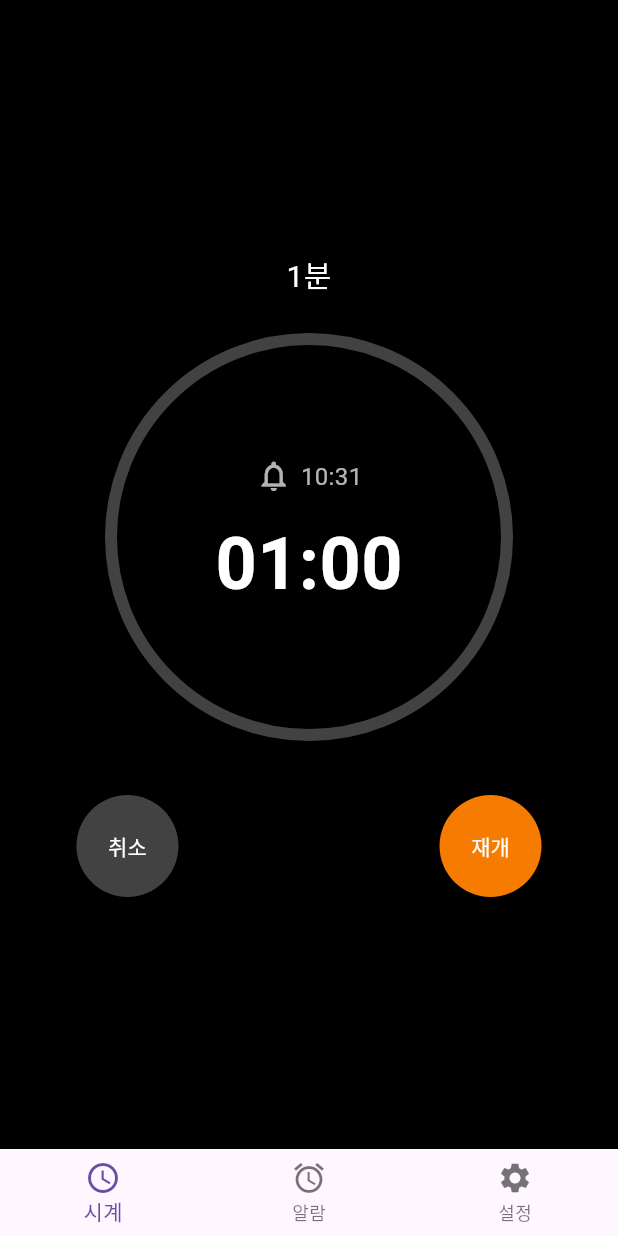
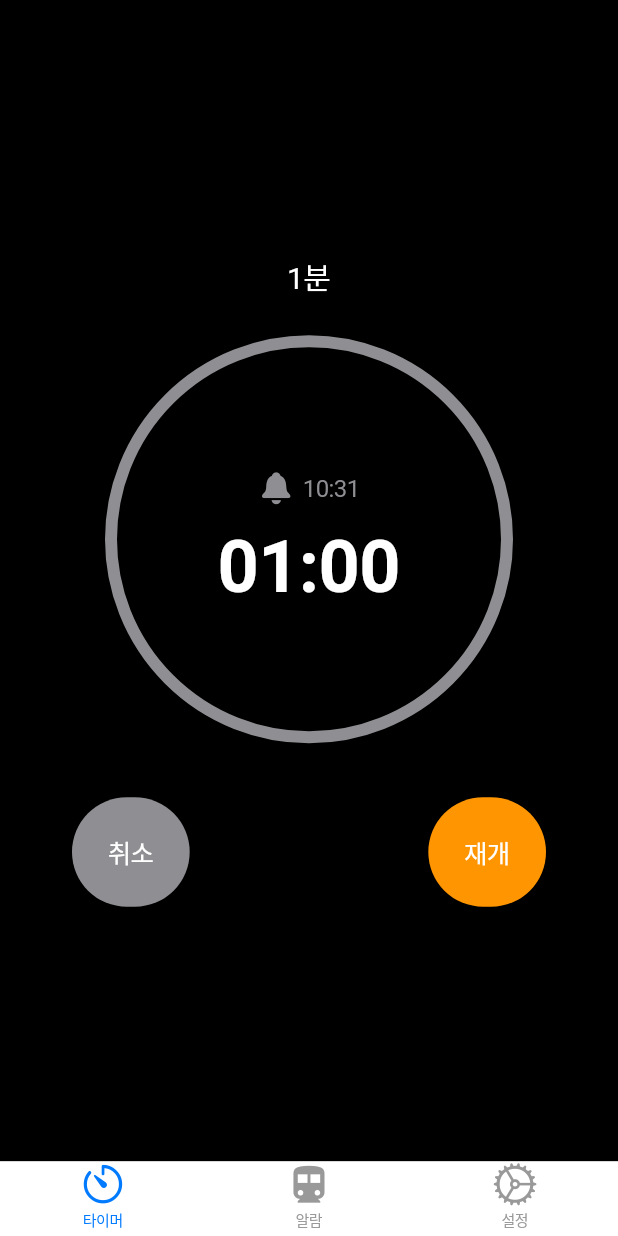
Before and after one commit to easyseong/jjokjam-alarm, a Flutter app: the screen it shows after launch, on a phone screen of 412 x 824 dp. Run offline on Flutter 3.47's test engine with Material 3 defaults, Android fonts, the phone set to English and light mode, and no system bars; our stand-ins replace flutter_riverpod, vibration.

Commit message:
아이폰스타일 적용 (CupertinoApp사용)

```diff
--- a/lib/layout/root_scaffold.dart
+++ b/lib/layout/root_scaffold.dart
@@ -1,8 +1,9 @@
-import 'package:flutter/material.dart';
+import 'package:flutter/cupertino.dart';
+
 import '../pages/main/main_page.dart';
+import '../pages/settings/settings_page.dart';
 import '../pages/subway/select_line_page.dart';
 import '../pages/subway/subway_line_page.dart';
-import '../pages/settings/settings_page.dart';
 
 class RootScaffold extends StatefulWidget {
   const RootScaffold({super.key});
@@ -12,45 +13,61 @@ class RootScaffold extends StatefulWidget {
 }
 
 class _RootScaffoldState extends State<RootScaffold> {
-  int _selectedTabIndex = 0;
-  Widget _currentPage = const MainPage();
+  int _selectedTabIndex = 0; // 현재 선택된 하단 탭 인덱스
+  late Widget _subwayTab; // 보여줄 페이지
 
+  @override
+  void initState() {
+    // 위젯 처음 생성시 호출
+    super.initState();
+    _subwayTab = SelectLinePage(onLineSelected: _onLineSelected);
+  }
+
+  // 지하철 노선을 선택하면 호출 (_subwayTab을 해당 노선의 페이지로 교체하고 UI를 다시 렌더링)
   void _onLineSelected(String line) {
     setState(() {
-      _currentPage = SubwayLinePage(line: line);
-    });
-  }
-
-  void _onBottomNavTap(int index) {
-    setState(() {
-      _selectedTabIndex = index;
-      switch (index) {
-        case 0:
-          _currentPage = const MainPage();
-          break;
-        case 1:
-          _currentPage = SelectLinePage(onLineSelected: _onLineSelected);
-          break;
-        case 2:
-          _currentPage = const SettingsPage();
-          break;
-      }
+      _subwayTab = SubwayLinePage(line: line);
     });
   }
 
   @override
   Widget build(BuildContext context) {
-    return Scaffold(
-      body: _currentPage,
-      bottomNavigationBar: BottomNavigationBar(
+    return CupertinoTabScaffold(
+      tabBar: CupertinoTabBar(
+        backgroundColor: CupertinoColors.systemBackground,
         currentIndex: _selectedTabIndex,
-        onTap: _onBottomNavTap,
+        onTap: (index) {
+          setState(() {
+            _selectedTabIndex = index;
+          });
+        },
         items: const [
-          BottomNavigationBarItem(icon: Icon(Icons.access_time), label: '시계'),
-          BottomNavigationBarItem(icon: Icon(Icons.alarm), label: '알람'),
-          BottomNavigationBarItem(icon: Icon(Icons.settings), label: '설정'),
+          BottomNavigationBarItem(
+            icon: Icon(CupertinoIcons.timer),
+            label: '타이머',
+          ),
+          BottomNavigationBarItem(
+            icon: Icon(CupertinoIcons.train_style_one),
+            label: '알람',
+          ),
+          BottomNavigationBarItem(
+            icon: Icon(CupertinoIcons.settings),
+            label: '설정',
+          ),
         ],
       ),
+      tabBuilder: (context, index) {
+        switch (index) {
+          case 0:
+            return const MainPage();
+          case 1:
+            return _subwayTab;
+          case 2:
+            return const SettingsPage();
+          default:
+            return const MainPage();
+        }
+      },
     );
   }
 }
--- a/lib/main.dart
+++ b/lib/main.dart
@@ -1,4 +1,4 @@
-import 'package:flutter/material.dart';
+import 'package:flutter/cupertino.dart';
 import 'package:flutter_riverpod/flutter_riverpod.dart';
 
 import 'pages/splash/splash_page.dart';
@@ -12,9 +12,12 @@ class MyApp extends StatelessWidget {
 
   @override
   Widget build(BuildContext context) {
-    return MaterialApp(
+    return CupertinoApp(
       title: 'Subway Alarm App',
-      theme: ThemeData(primarySwatch: Colors.blue),
+      theme: const CupertinoThemeData(
+        primaryColor: CupertinoColors.activeBlue,
+        brightness: Brightness.light,
+      ),
       home: const SplashPage(),
     );
   }
--- a/lib/pages/main/main_page.dart
+++ b/lib/pages/main/main_page.dart
@@ -1,4 +1,4 @@
-import 'package:flutter/material.dart';
+import 'package:flutter/cupertino.dart';
 import 'package:flutter_riverpod/flutter_riverpod.dart';
 import 'package:vibration/vibration.dart';
 
@@ -9,15 +9,14 @@ class MainPage extends ConsumerWidget {
   const MainPage({super.key});
 
   void _showCompletionDialog(BuildContext context) {
-    showDialog(
+    showCupertinoDialog(
       context: context,
-      barrierDismissible: false,
       builder:
-          (context) => AlertDialog(
+          (context) => CupertinoAlertDialog(
             title: const Text('알림'),
             content: const Text('일어날 시간이에요!'),
             actions: [
-              TextButton(
+              CupertinoDialogAction(
                 onPressed: () {
                   Vibration.cancel();
                   Navigator.of(context).pop();
@@ -45,21 +44,24 @@ class MainPage extends ConsumerWidget {
     final formatted = timerState.remaining.toString().substring(2, 7);
     final alarmTime = timerState.alarmTime;
 
-    return Scaffold(
-      backgroundColor: Colors.black,
-      body: SafeArea(
+    return CupertinoPageScaffold(
+      backgroundColor: CupertinoColors.black,
+      child: SafeArea(
         child: Column(
           mainAxisAlignment: MainAxisAlignment.center,
           children: [
             Text(
               '${TimerNotifier.initialDuration.inMinutes}분',
-              style: const TextStyle(fontSize: 20, color: Colors.white),
+              style: const TextStyle(
+                fontSize: 20,
+                color: CupertinoColors.white,
+              ),
             ),
             const SizedBox(height: 20),
             CustomPaint(
               painter: TimerPainter(
-                backgroundColor: Colors.grey.shade800,
-                progressColor: Colors.orange,
+                backgroundColor: CupertinoColors.systemGrey,
+                progressColor: CupertinoColors.activeOrange,
                 progress: timerState.progress,
               ),
               child: SizedBox(
@@ -73,15 +75,15 @@ class MainPage extends ConsumerWidget {
                         mainAxisAlignment: MainAxisAlignment.center,
                         children: [
                           const Icon(
-                            Icons.notifications_none,
-                            color: Colors.white70,
+                            CupertinoIcons.bell_fill,
+                            color: CupertinoColors.systemGrey,
                           ),
                           const SizedBox(width: 6),
                           Text(
                             '${alarmTime.hour.toString().padLeft(2, '0')}:${alarmTime.minute.toString().padLeft(2, '0')}',
                             style: const TextStyle(
                               fontSize: 16,
-                              color: Colors.white70,
+                              color: CupertinoColors.systemGrey,
                             ),
                           ),
                         ],
@@ -92,7 +94,7 @@ class MainPage extends ConsumerWidget {
                         style: const TextStyle(
                           fontSize: 48,
                           fontWeight: FontWeight.bold,
-                          color: Colors.white,
+                          color: CupertinoColors.white,
                         ),
                       ),
                     ],
@@ -106,28 +108,24 @@ class MainPage extends ConsumerWidget {
               child: Row(
                 mainAxisAlignment: MainAxisAlignment.spaceBetween,
                 children: [
-                  ElevatedButton(
+                  CupertinoButton(
+                    padding: const EdgeInsets.all(24),
+                    color: CupertinoColors.systemGrey,
+                    borderRadius: BorderRadius.circular(100),
                     onPressed: () => notifier.cancel(),
-                    style: ElevatedButton.styleFrom(
-                      backgroundColor: Colors.grey[800],
-                      shape: const CircleBorder(),
-                      padding: const EdgeInsets.all(24),
-                    ),
                     child: const Text(
                       '취소',
-                      style: TextStyle(color: Colors.white),
+                      style: TextStyle(color: CupertinoColors.white),
                     ),
                   ),
-                  ElevatedButton(
+                  CupertinoButton(
+                    padding: const EdgeInsets.all(24),
+                    color: CupertinoColors.activeOrange,
+                    borderRadius: BorderRadius.circular(100),
                     onPressed: () => notifier.toggle(),
-                    style: ElevatedButton.styleFrom(
-                      backgroundColor: Colors.orange[700],
-                      shape: const CircleBorder(),
-                      padding: const EdgeInsets.all(24),
-                    ),
                     child: Text(
                       timerState.isRunning ? '일시 정지' : '재개',
-                      style: const TextStyle(color: Colors.white),
+                      style: const TextStyle(color: CupertinoColors.white),
                     ),
                   ),
                 ],
--- a/pubspec.yaml
+++ b/pubspec.yaml
@@ -13,6 +13,7 @@ dependencies:
     sdk: flutter
   vibration: ^1.7.6
   flutter_riverpod: ^2.4.0
+  cupertino_icons: ^1.0.4
 
   english_words: ^4.0.0
   provider: ^6.0.0
```
Also changed, not shown: lib/pages/settings/settings_page.dart (+53 -16 lines), lib/pages/splash/splash_page.dart (+12 -4 lines), lib/pages/subway/select_line_page.dart (+21 -9 lines), lib/pages/subway/subway_line_page.dart (+14 -14 lines), pubspec.lock.
